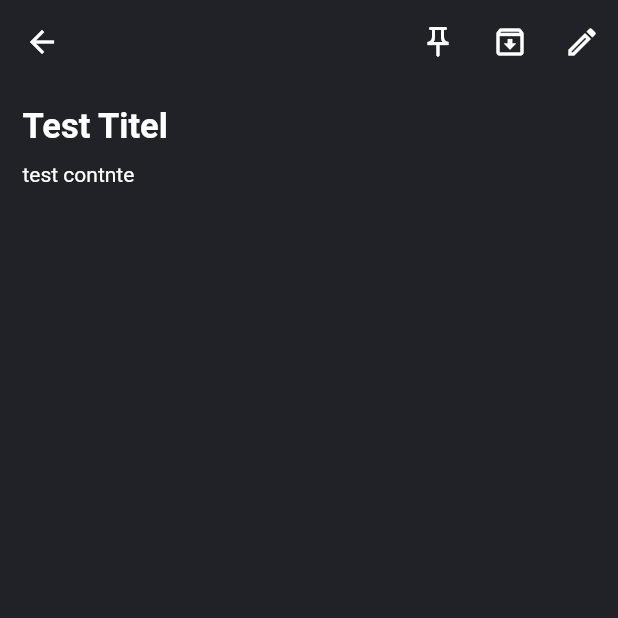
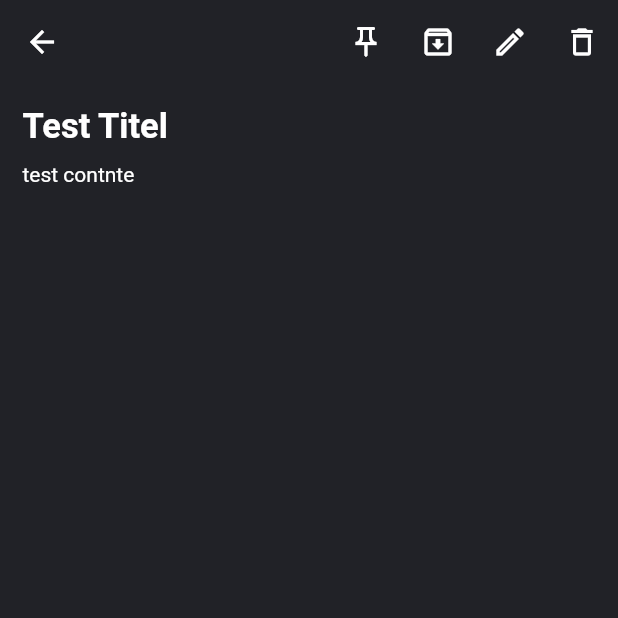
Before and after one commit to musfique113/KeepNotes, a Flutter app: the Home screen opened directly, after a tap on the "menu" icon, after a tap on the "grid view" icon, after a tap on "Test Titel", on a phone screen of 412 x 824 dp, the top half of it. Run offline on Flutter 3.47's test engine with Material 2 defaults, Android fonts, the phone set to English and light mode, and no system bars; our stand-ins replace sqflite; accounts and stored records are empty.

Commit message:
added: not now can be delete

```diff
--- a/lib/NoteView.dart
+++ b/lib/NoteView.dart
@@ -1,7 +1,9 @@
 import 'package:flutter/material.dart';
 import 'package:googlekeep/EditNoteView.dart';
 import 'package:googlekeep/colors.dart';
+import 'package:googlekeep/home.dart';
 import 'package:googlekeep/model/MyNoteModel.dart';
+import 'package:googlekeep/services/db.dart';
 
 class NoteView extends StatefulWidget {
   Note note;
@@ -22,20 +24,31 @@ class _NoteViewState extends State<NoteView> {
         backgroundColor: bgColor,
         elevation: 0.0,
         actions: [
+          //pin
           IconButton(
               onPressed: () {},
               splashRadius: 18,
               icon: Icon(Icons.push_pin_outlined)),
+          //archived
           IconButton(
               onPressed: () {},
               splashRadius: 18,
               icon: Icon(Icons.archive_outlined)),
+          //edit
           IconButton(
               onPressed: () {
                 Navigator.push(context, MaterialPageRoute(builder: (context) => EditNoteView(note: widget.note)));
               },
               splashRadius: 18,
-              icon: Icon(Icons.edit_outlined))
+              icon: Icon(Icons.edit_outlined)),
+          //delete
+          IconButton(
+              onPressed: () async{
+                await NotesDatabse.instance.delteNote(widget.note);
+                Navigator.pushReplacement(context, MaterialPageRoute(builder: (context) => Home()));
+              },
+              splashRadius: 18,
+              icon: Icon(Icons.delete_outline_outlined))
         ],
       ),
       body: Container(
--- a/lib/services/db.dart
+++ b/lib/services/db.dart
@@ -71,11 +71,11 @@ class NotesDatabse {
         where: '${NotesImpNames.id} = ?', whereArgs: [note.id]);
   }
 
-  Future delteNote(Note note) async {
+  Future delteNote(Note? note) async {
     final db = await instance.database;
 
     await db!.delete(NotesImpNames.TableName,
-        where: '${NotesImpNames.id}= ?', whereArgs: [note.id]);
+        where: '${NotesImpNames.id}= ?', whereArgs: [note!.id]);
   }
 
   Future<List<int>> getNoteString(String query) async {
```
Also changed, not shown: lib/CreateNoteView.dart (+10 -3 lines).
